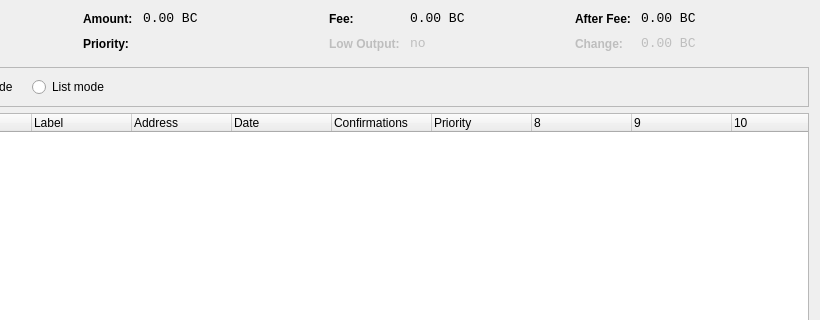
Before: the Qt Designer form src/qt/forms/coincontroldialog.ui in zeded/diff-test, drawn with Qt 5; both pictures show x 180 to 1000 and y 0 to 320 of the 1000 by 500 pixel window.
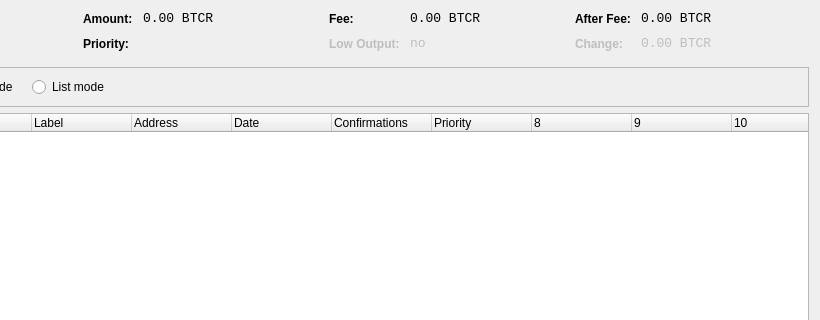
After: the same form once the commit is applied. Custom widgets are drawn as their Qt base class.

The edit to the form file:
```diff
--- a/src/qt/forms/coincontroldialog.ui
+++ b/src/qt/forms/coincontroldialog.ui
@@ -141,7 +141,7 @@
           <enum>Qt::ActionsContextMenu</enum>
          </property>
          <property name="text">
-          <string notr="true">0.00 BC</string>
+          <string notr="true">0.00 BTCR</string>
          </property>
          <property name="textInteractionFlags">
           <set>Qt::LinksAccessibleByMouse|Qt::TextSelectableByKeyboard|Qt::TextSelectableByMouse</set>
@@ -221,7 +221,7 @@
           <enum>Qt::ActionsContextMenu</enum>
          </property>
          <property name="text">
-          <string notr="true">0.00 BC</string>
+          <string notr="true">0.00 BTCR</string>
          </property>
          <property name="textInteractionFlags">
           <set>Qt::LinksAccessibleByMouse|Qt::TextSelectableByKeyboard|Qt::TextSelectableByMouse</set>
@@ -307,7 +307,7 @@
           <enum>Qt::ActionsContextMenu</enum>
          </property>
          <property name="text">
-          <string notr="true">0.00 BC</string>
+          <string notr="true">0.00 BTCR</string>
          </property>
          <property name="textInteractionFlags">
           <set>Qt::LinksAccessibleByMouse|Qt::TextSelectableByKeyboard|Qt::TextSelectableByMouse</set>
@@ -345,7 +345,7 @@
           <enum>Qt::ActionsContextMenu</enum>
          </property>
          <property name="text">
-          <string notr="true">0.00 BC</string>
+          <string notr="true">0.00 BTCR</string>
          </property>
          <property name="textInteractionFlags">
           <set>Qt::LinksAccessibleByMouse|Qt::TextSelectableByKeyboard|Qt::TextSelectableByMouse</set>
```
